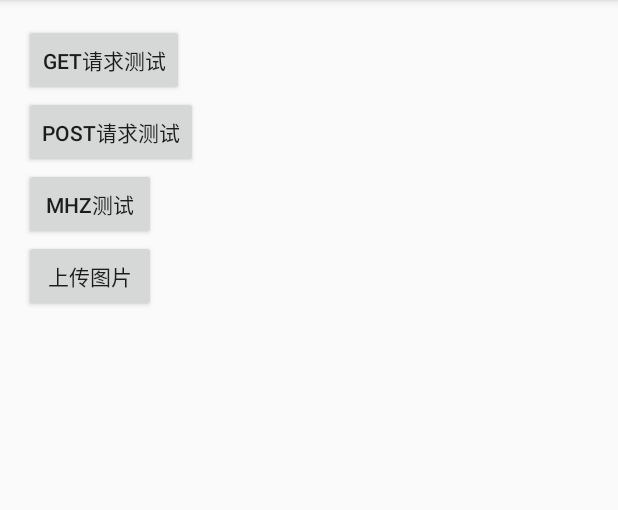
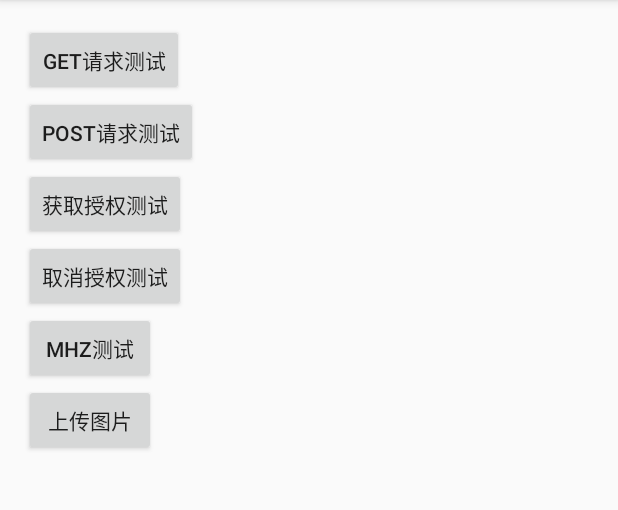
Before and after one commit to cuiqiangdewuling/LingNetposa, an Android app: the screen it shows after launch (MainActivity), on a phone screen of 412 x 824 dp, the part 84-594 px from its top. Run offline under Robolectric (Android 15) with nearby library versions, the phone set to English and light mode, and no system bars.

```diff
--- a/Ling/app/src/main/res/layout/activity_main.xml
+++ b/Ling/app/src/main/res/layout/activity_main.xml
@@ -22,10 +22,21 @@
         android:layout_width="wrap_content"
         android:layout_height="wrap_content"
         android:text="post请求测试" />
-
+    <Button
+        android:id="@+id/btn_getauth"
+        android:layout_below="@+id/btn_post"
+        android:layout_width="wrap_content"
+        android:layout_height="wrap_content"
+        android:text="获取授权测试" />
+    <Button
+        android:id="@+id/btn_delauth"
+        android:layout_below="@+id/btn_getauth"
+        android:layout_width="wrap_content"
+        android:layout_height="wrap_content"
+        android:text="取消授权测试" />
     <Button
         android:id="@+id/btn_model_test"
-        android:layout_below="@+id/btn_post"
+        android:layout_below="@+id/btn_delauth"
         android:layout_width="wrap_content"
         android:layout_height="wrap_content"
         android:text="mhz测试" />
--- a/Ling/jibonetposa/src/main/java/com/ling/jibonetposa/base/BaseRequestModel.java
+++ b/Ling/jibonetposa/src/main/java/com/ling/jibonetposa/base/BaseRequestModel.java
@@ -79,7 +79,7 @@ public class BaseRequestModel<T extends BaseEntity> {
                     BaseRequestModel.this.mRequestCallback.responsedCallback(response.body(), RETROFIT_SUCCESS, (Throwable) null);
                 } else {
                     Log.d("123123", "response.toString()   " + response.toString());
-                    BaseRequestModel.this.mRequestCallback.responsedCallback(null, RETROFIT_WRONG, new ReException(response.toString()));
+                    BaseRequestModel.this.mRequestCallback.responsedCallback(null, RETROFIT_WRONG, new RetrofitException(response.toString()));
                 }
             }
 
--- a/Ling/jibonetposa/src/main/java/com/ling/jibonetposa/base/ReException.java
+++ b/Ling/jibonetposa/src/main/java/com/ling/jibonetposa/base/RetrofitException.java
@@ -4,8 +4,8 @@ package com.ling.jibonetposa.base;
  * Created by mhz小志 on 2017/3/18.
  */
 
-public class ReException extends Exception {
-    public ReException(String msg) {
+public class RetrofitException extends Exception {
+    public RetrofitException(String msg) {
         super(msg);
     }
 }
--- a/Ling/jibonetposa/src/main/java/com/ling/jibonetposa/constants/IOTApiConstan.java
+++ b/Ling/jibonetposa/src/main/java/com/ling/jibonetposa/constants/IOTApiConstan.java
@@ -8,7 +8,7 @@ public class IOTApiConstan {
 
     //幻腾授权ApiPath
     public static final String API_PATH_PHANTON = "https://huantengsmart.com/";
-    public static final String API_PATH_PHANTON_AUTHORIZE = "/oauth2/authorize";
+    public static final String API_PATH_PHANTON_AUTHORIZE = "https://huantengsmart.com/oauth2/authorize";
     public static final String API_PATH_PHANTON_TOKEN = "/oauth2/token";
 
     //Ling服务ApiPath
```
Also changed, not shown: Ling/app/src/main/java/com/ling/jibo/MainActivity.java (+54 -23 lines), Ling/jibonetposa/src/main/java/com/ling/jibonetposa/models/iot/IOTAgent.java (+23 -11 lines), Ling/jibonetposa/src/main/java/com/ling/jibonetposa/utils/NetWorkUtil.java (added, +41 -0 lines).
